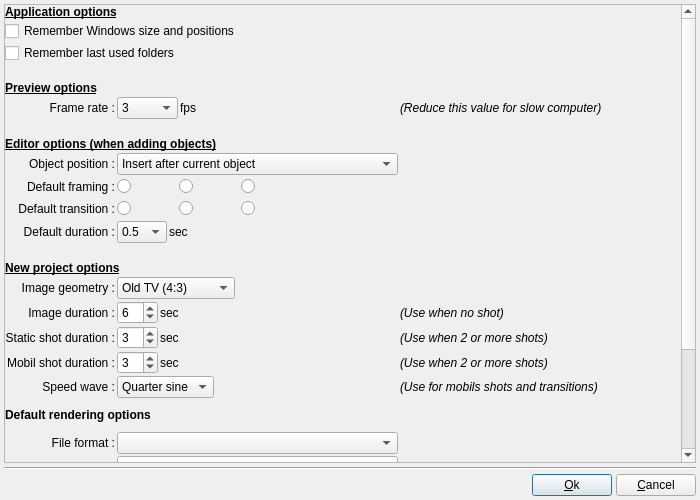
Old version of the form DlgApplicationSettings.ui in the repository boenki/ffdiaporama.
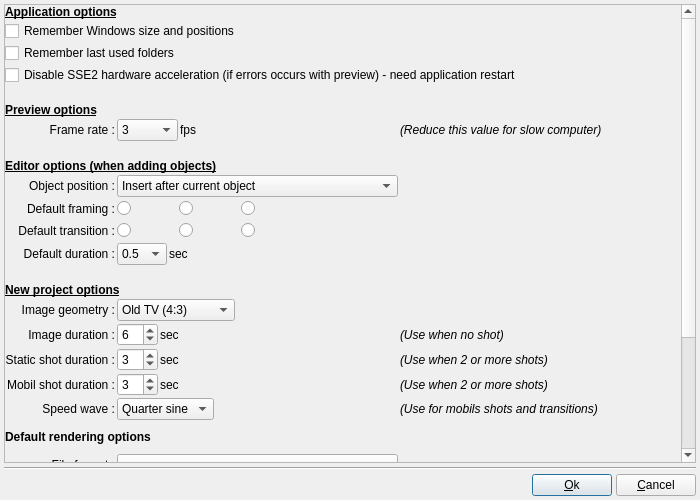
New version of the form. Icons and pictures are not drawn.

```diff
--- a/DlgApplicationSettings.ui
+++ b/DlgApplicationSettings.ui
@@ -54,7 +54,7 @@
         <x>0</x>
         <y>0</y>
         <width>674</width>
-        <height>660</height>
+        <height>683</height>
        </rect>
       </property>
       <layout class="QGridLayout" name="gridLayout_2">
@@ -1092,6 +1092,13 @@
          </item>
         </layout>
        </item>
+       <item row="3" column="0" colspan="3">
+        <widget class="QCheckBox" name="DisableSSE2CB">
+         <property name="text">
+          <string>Disable SSE2 hardware acceleration (if errors occurs with preview) - need application restart</string>
+         </property>
+        </widget>
+       </item>
       </layout>
      </widget>
     </widget>
```
